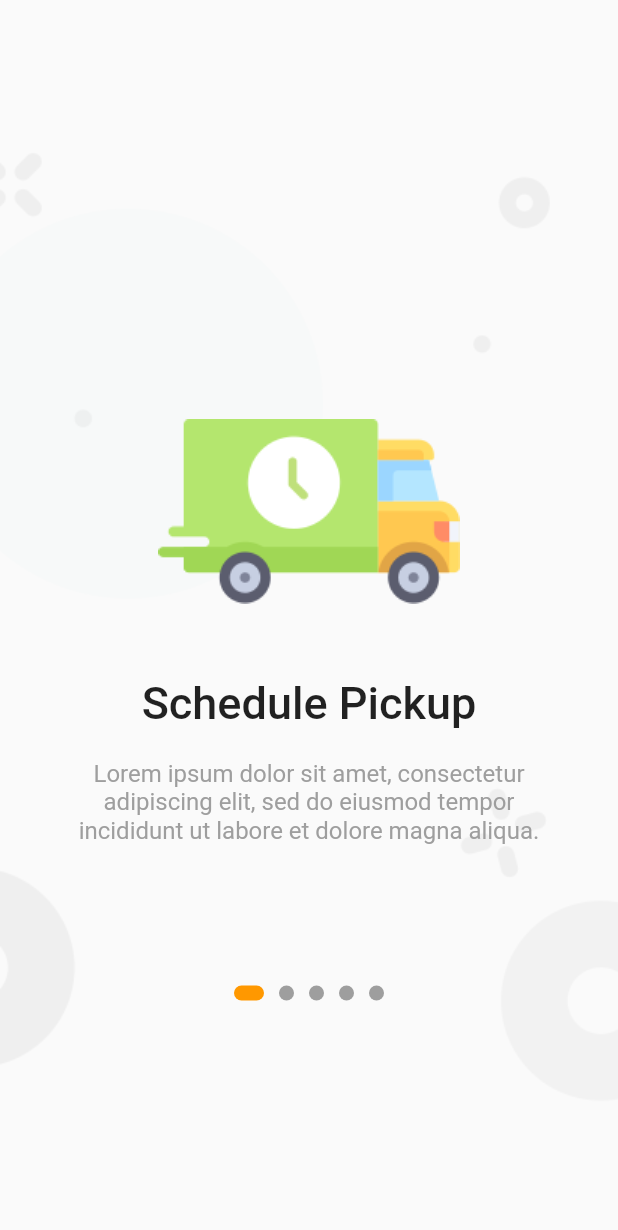
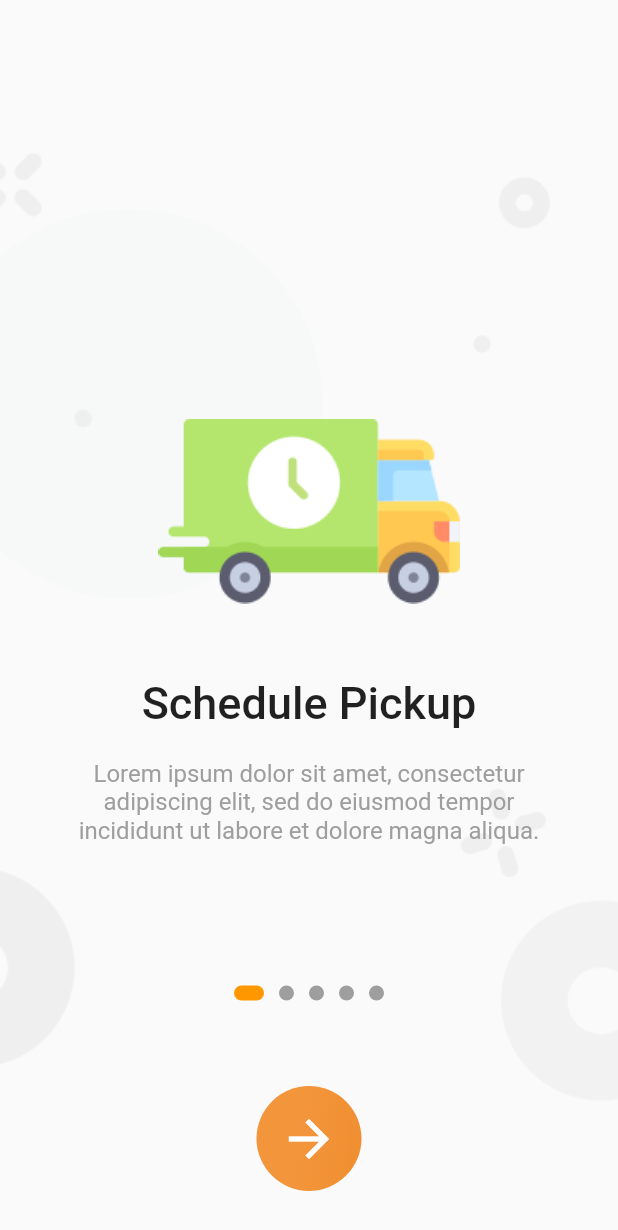
Before and after one commit to gr-rishad/laundary_ui, a Flutter app: the screen it shows after launch, on a phone screen of 412 x 824 dp. Shown: the top 1230 px of the screen. Run offline on Flutter 3.47's test engine with Material 2 defaults, Android fonts, the phone set to English and light mode, and no system bars.

```diff
--- a/lib/main.dart
+++ b/lib/main.dart
@@ -8,7 +8,6 @@ void main() {
 }
 
 class MyApp extends StatelessWidget {
-  // This widget is the root of your application.
   @override
   Widget build(BuildContext context) {
     return MaterialApp(
@@ -28,7 +27,6 @@ class _MyHomePageState extends State<MyHomePage> {
 
   @override
   void initState() {
-    // TODO: implement initState
     super.initState();
     Timer(Duration(seconds: 3),openOnBoard);
   }
--- a/lib/screens/on_boarding.dart
+++ b/lib/screens/on_boarding.dart
@@ -1,4 +1,5 @@
 import 'package:flutter/material.dart';
+import 'package:laundary_app_ui/screens/login_page_screen.dart';
 
 class OnBoarding extends StatefulWidget {
   @override
@@ -47,10 +48,49 @@ class _OnBoardingState extends State<OnBoarding> {
                 children: List.generate(5, (index) => getIndicator(index)),
               )
             ],
-          )
+          ),
+          Positioned(
+            bottom: 0,
+            right: 0,
+            left: 0,
+            child: InkWell(
+              onTap: changePage,
+              child: Container(
+                height: 70,
+                width: 70,
+                margin: EdgeInsets.only(bottom: 30),
+                decoration: BoxDecoration(
+                  shape: BoxShape.circle,
+                  gradient: LinearGradient(
+                    colors: [
+                      Color(0xfff3953b),
+                      Color(0xffe57509),
+                    ],
+                    stops: [0, 1],
+                    begin: Alignment.topCenter,
+                  ),
+                ),
+                child: Icon(
+                  Icons.arrow_forward,
+                  color: Colors.white,
+                  size: 40,
+                ),
+              ),
+            ),
+          ),
         ],
       ),
     );
+  }
+
+  void changePage() {
+    if (currentPage == 4) {
+      Navigator.push(
+          context, MaterialPageRoute(builder: (context) => LoginPageScreen()));
+    } else {
+      _pageController.animateToPage(currentPage + 1,
+          duration: Duration(milliseconds: 200), curve: Curves.linear);
+    }
   }
 
   setCurrentPage(int value) {
@@ -65,8 +105,9 @@ class _OnBoardingState extends State<OnBoarding> {
       width: (currentPage == pageNo) ? 20 : 10,
       margin: EdgeInsets.symmetric(horizontal: 5),
       decoration: BoxDecoration(
-          borderRadius: BorderRadius.all(Radius.circular(5)),
-          color: (currentPage == pageNo) ? Colors.orange : Colors.grey),
+        borderRadius: BorderRadius.all(Radius.circular(5)),
+        color: (currentPage == pageNo) ? Colors.orange : Colors.grey,
+      ),
     );
   }
 
```
Also changed, not shown: lib/screens/login_page_screen.dart (added, +70 -0 lines), pubspec.lock.
